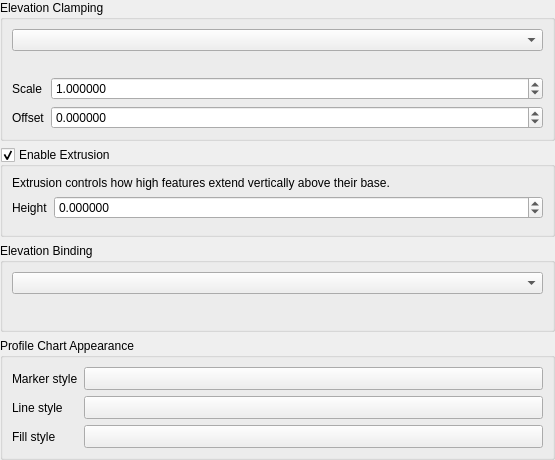
Old version of the form src/ui/qgsvectorelevationpropertieswidgetbase.ui in the repository qgis/QGIS.
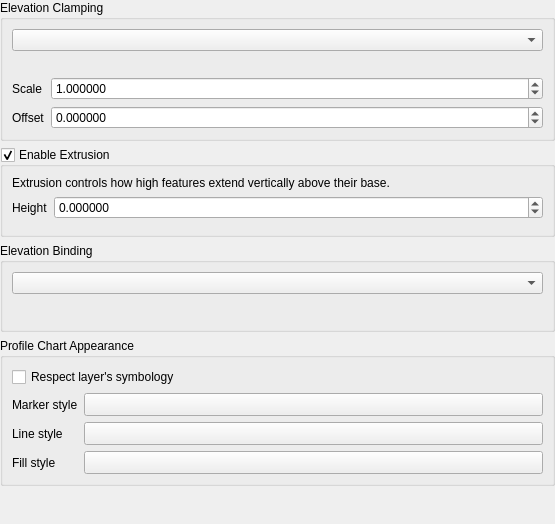
New version of the form. Custom widgets are drawn as their Qt base class.

Commit message:
Make vector layer profile chart results default to respecting layer symbology, and add checkbox to disable this in their elevation properties page
This means that vector results in elevation profile charts will default
to showing features using their corresponding 2d renderer, allowing
eg categorized classes to be visible on the profile chart. (In the
case that a profile symbol type doesn't match the layer's renderer
symbol types, we just take the symbol color from the renderer)

Patch:
```diff
--- a/src/ui/qgsvectorelevationpropertieswidgetbase.ui
+++ b/src/ui/qgsvectorelevationpropertieswidgetbase.ui
@@ -7,7 +7,7 @@
     <x>0</x>
     <y>0</y>
     <width>555</width>
-    <height>445</height>
+    <height>524</height>
    </rect>
   </property>
   <property name="windowTitle">
@@ -202,7 +202,7 @@
       <string>Profile Chart Appearance</string>
      </property>
      <layout class="QGridLayout" name="gridLayout">
-      <item row="1" column="1">
+      <item row="2" column="1">
        <widget class="QgsSymbolButton" name="mLineStyleButton">
         <property name="sizePolicy">
          <sizepolicy hsizetype="Expanding" vsizetype="Fixed">
@@ -215,28 +215,41 @@
         </property>
        </widget>
       </item>
-      <item row="1" column="0">
+      <item row="2" column="0">
        <widget class="QLabel" name="label_4">
         <property name="text">
          <string>Line style</string>
         </property>
        </widget>
       </item>
-      <item row="0" column="0">
+      <item row="1" column="0">
        <widget class="QLabel" name="label_5">
         <property name="text">
          <string>Marker style</string>
         </property>
        </widget>
       </item>
-      <item row="2" column="0">
+      <item row="3" column="1">
+       <widget class="QgsSymbolButton" name="mFillStyleButton">
+        <property name="sizePolicy">
+         <sizepolicy hsizetype="Expanding" vsizetype="Fixed">
+          <horstretch>0</horstretch>
+          <verstretch>0</verstretch>
+         </sizepolicy>
+        </property>
+        <property name="text">
+         <string/>
+        </property>
+       </widget>
+      </item>
+      <item row="3" column="0">
        <widget class="QLabel" name="label_6">
         <property name="text">
          <string>Fill style</string>
         </property>
        </widget>
       </item>
-      <item row="0" column="1">
+      <item row="1" column="1">
        <widget class="QgsSymbolButton" name="mMarkerStyleButton">
         <property name="sizePolicy">
          <sizepolicy hsizetype="Expanding" vsizetype="Fixed">
@@ -249,16 +262,13 @@
         </property>
        </widget>
       </item>
-      <item row="2" column="1">
-       <widget class="QgsSymbolButton" name="mFillStyleButton">
-        <property name="sizePolicy">
-         <sizepolicy hsizetype="Expanding" vsizetype="Fixed">
-          <horstretch>0</horstretch>
-          <verstretch>0</verstretch>
-         </sizepolicy>
+      <item row="0" column="0" colspan="2">
+       <widget class="QCheckBox" name="mCheckRespectLayerSymbology">
+        <property name="toolTip">
+         <string>If checked, then features will be shown in profile charts using the same symbols or colors as they use on 2D maps.</string>
         </property>
         <property name="text">
-         <string/>
+         <string>Respect layer's symbology</string>
         </property>
        </widget>
       </item>
```
Left out of the diff: 9 changed lines with no effect on the pictures. The commit also changes 10 other files.
